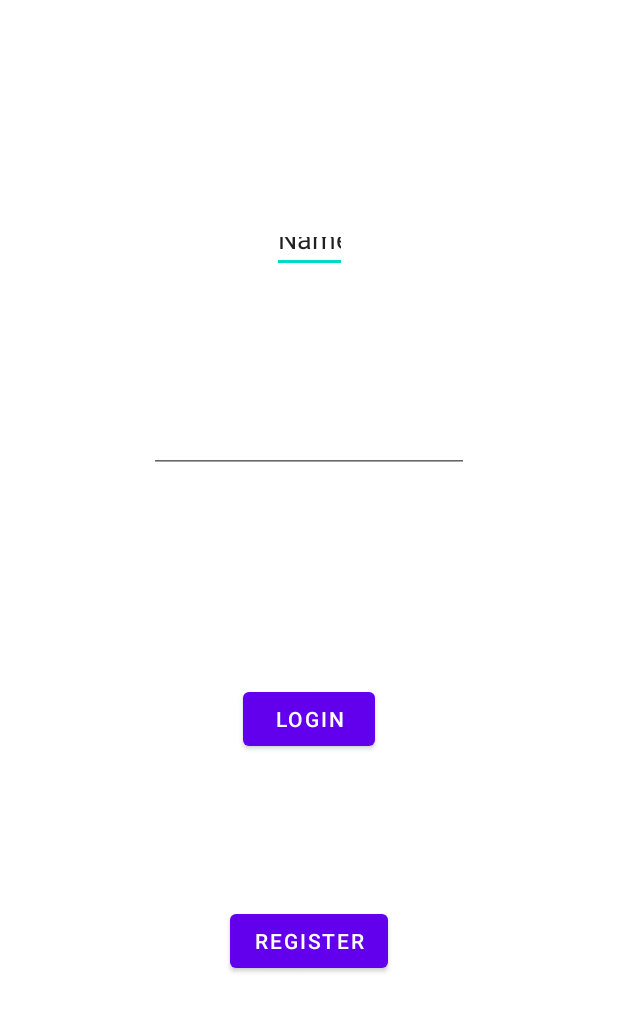
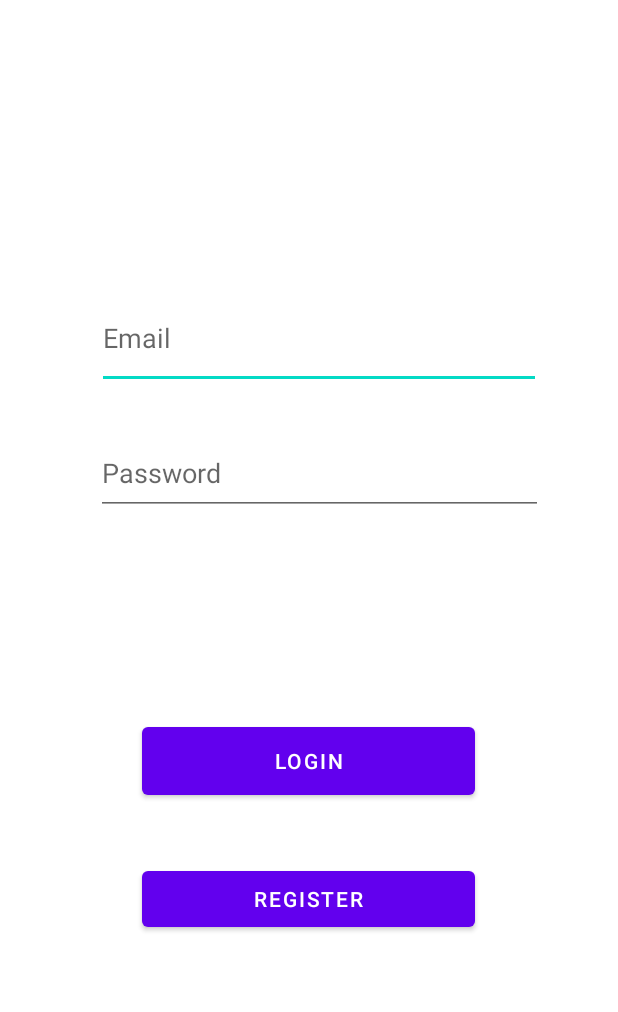
Before and after one commit to Hansatang/Handiwalk, an Android app: the layout activity_login.xml on its own in the app's theme, with its tools: preview values and no code run, on a phone screen of 412 x 824 dp. Shown: the top 1012 px of the screen. Run offline under Robolectric (Android 15) with nearby library versions, the phone set to English and light mode, and no system bars.

Commit message:
Google Authentication

```diff
--- a/app/src/main/AndroidManifest.xml
+++ b/app/src/main/AndroidManifest.xml
@@ -1,6 +1,8 @@
 <?xml version="1.0" encoding="utf-8"?>
 <manifest xmlns:android="http://schemas.android.com/apk/res/android"
     package="com.example.handiwalk">
+
+    <uses-permission android:name="android.permission.INTERNET" />
 
     <application
 
@@ -19,10 +21,10 @@
                 <category android:name="android.intent.category.LAUNCHER" />
             </intent-filter>
         </activity>
+        <activity android:name=".LoginActivity"></activity>
         <meta-data
             android:name="com.google.android.geo.API_KEY"
             android:value="${MAPS_API_KEY}" />
     </application>
 
-
 </manifest>
--- a/app/src/main/java/com/example/handiwalk/LoginActivity.java
+++ b/app/src/main/java/com/example/handiwalk/LoginActivity.java
@@ -64,6 +64,8 @@ public class LoginActivity extends AppCompatActivity {
     }
 
     private void login(String email, String password) {
+        if(!(email.isEmpty() && email.equals(""))) {
+            if(!(password.isEmpty() && password.equals(""))) {
                 mAuth.signInWithEmailAndPassword(email, password)
                         .addOnCompleteListener(this, new OnCompleteListener<AuthResult>() {
                             @Override
@@ -79,6 +81,14 @@ public class LoginActivity extends AppCompatActivity {
                                 }
                             }
                         });
+            } else {
+                Toast.makeText(LoginActivity.this, "Please insert password.",
+                        Toast.LENGTH_SHORT).show();
+            }
+        } else {
+            Toast.makeText(LoginActivity.this, "Please insert email.",
+                    Toast.LENGTH_SHORT).show();
+        }
     }
 
     private void goToMain() {
--- a/app/src/main/res/layout/activity_login.xml
+++ b/app/src/main/res/layout/activity_login.xml
@@ -1,49 +1,55 @@
 <?xml version="1.0" encoding="utf-8"?>
 <androidx.constraintlayout.widget.ConstraintLayout xmlns:android="http://schemas.android.com/apk/res/android"
     xmlns:app="http://schemas.android.com/apk/res-auto"
+    xmlns:tools="http://schemas.android.com/tools"
     android:layout_width="match_parent"
     android:layout_height="match_parent">
 
     <EditText
         android:id="@+id/UsernameField"
-        android:layout_width="50dp"
-        android:layout_height="34dp"
-        android:layout_marginTop="148dp"
+        android:layout_width="296dp"
+        android:layout_height="67dp"
+        android:layout_marginTop="192dp"
         android:ems="10"
+        android:hint="Email"
         android:inputType="textPersonName"
-        android:text="Name"
         app:layout_constraintEnd_toEndOf="parent"
+        app:layout_constraintHorizontal_bias="0.556"
         app:layout_constraintStart_toStartOf="parent"
         app:layout_constraintTop_toTopOf="parent" />
 
     <EditText
         android:id="@+id/PasswordField"
-        android:layout_width="wrap_content"
-        android:layout_height="wrap_content"
-        android:layout_marginTop="88dp"
+        android:layout_width="298dp"
+        android:layout_height="56dp"
+        android:layout_marginTop="28dp"
         android:ems="10"
+        android:hint="Password"
         android:inputType="textPassword"
         app:layout_constraintEnd_toEndOf="parent"
+        app:layout_constraintHorizontal_bias="0.564"
         app:layout_constraintStart_toStartOf="parent"
         app:layout_constraintTop_toBottomOf="@+id/UsernameField" />
 
     <Button
         android:id="@+id/LoginButton"
-        android:layout_width="wrap_content"
-        android:layout_height="wrap_content"
-        android:layout_marginTop="140dp"
+        android:layout_width="222dp"
+        android:layout_height="57dp"
+        android:layout_marginBottom="288dp"
         android:text="Login"
+        app:layout_constraintBottom_toBottomOf="parent"
         app:layout_constraintEnd_toEndOf="parent"
-        app:layout_constraintStart_toStartOf="parent"
-        app:layout_constraintTop_toBottomOf="@+id/PasswordField" />
+        app:layout_constraintHorizontal_bias="0.497"
+        app:layout_constraintStart_toStartOf="parent" />
 
     <Button
         android:id="@+id/toRegisterView"
-        android:layout_width="wrap_content"
-        android:layout_height="wrap_content"
-        android:layout_marginTop="100dp"
+        android:layout_width="222dp"
+        android:layout_height="49dp"
+        android:layout_marginBottom="200dp"
         android:text="Register"
+        app:layout_constraintBottom_toBottomOf="parent"
         app:layout_constraintEnd_toEndOf="parent"
-        app:layout_constraintStart_toStartOf="parent"
-        app:layout_constraintTop_toBottomOf="@+id/LoginButton" />
+        app:layout_constraintHorizontal_bias="0.498"
+        app:layout_constraintStart_toStartOf="parent" />
 </androidx.constraintlayout.widget.ConstraintLayout>
```
Lines whose indentation alone changed are shown as unchanged.
